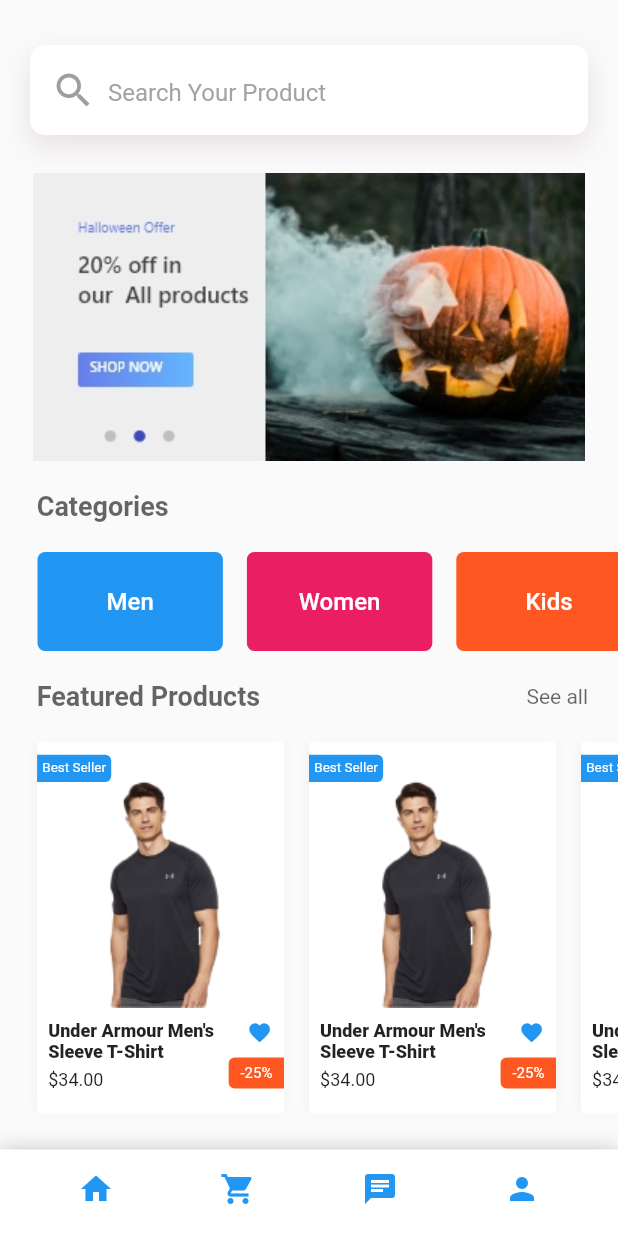
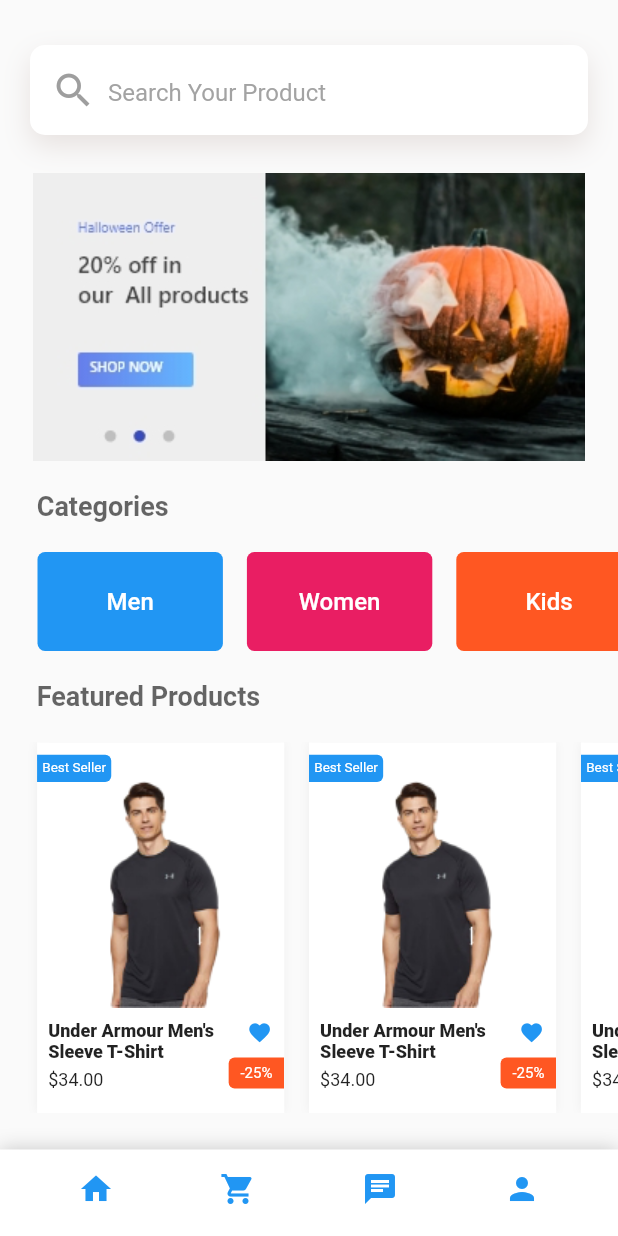
Before and after one commit to imransaju56/flybuy, a Flutter app: the Home screen opened directly, on a phone screen of 412 x 824 dp. Run offline on Flutter 3.47's test engine with Material 2 defaults, Android fonts, the phone set to English and light mode, and no system bars; our stand-ins replace firebase_auth, firebase_core; accounts and stored records are empty.

Commit message:
temp work

```diff
--- a/lib/screens/authentication/authenticate.dart
+++ b/lib/screens/authentication/authenticate.dart
@@ -13,9 +13,9 @@ class _AuthenticateState extends State<Authenticate> {
   bool showSignIn = true;
 
   void toggle() {
-
-    setState(() => showSignIn = !showSignIn);
-
+    setState(() {
+      return showSignIn = !showSignIn;
+    });
   }
 
   @override
--- a/lib/screens/authentication/log_in.dart
+++ b/lib/screens/authentication/log_in.dart
@@ -16,8 +16,6 @@ class _login_uiState extends State<login_ui> {
   String Email = '';
   String password = '';
   String error = '';
-
-
 
 
   bool _obscureText = true;
--- a/lib/screens/home/Bottom_navigation/bottom_navigation.dart
+++ b/lib/screens/home/Bottom_navigation/bottom_navigation.dart
@@ -1,5 +1,4 @@
 import 'package:flutter/material.dart';
-import 'package:flybuy_ecommerce_project/screens/cart/cart.dart';
 
 class bottom_nav extends StatefulWidget {
   @override
@@ -33,20 +32,10 @@ class _bottom_navState extends State<bottom_nav> {
               color: Colors.blue,
             ),
           ),
-          GestureDetector(
-
-            onTap: (){
-              Navigator.of(context).push(MaterialPageRoute(builder: (context){
-                return Mycart();
-
-              }));
-
-            },
-            child: IconButton(
-              icon: Icon(
-                Icons.shopping_cart,
-                color: Colors.blue,
-              ),
+          IconButton(
+            icon: Icon(
+              Icons.shopping_cart,
+              color: Colors.blue,
             ),
           ),
           IconButton(
--- a/lib/screens/home/Featured/Featured_products.dart
+++ b/lib/screens/home/Featured/Featured_products.dart
@@ -1,7 +1,6 @@
 import 'package:flutter/cupertino.dart';
 import 'package:flutter/material.dart';
 import 'package:flybuy_ecommerce_project/screens/home/Featured/Best_seller_tag.dart';
-import 'package:flybuy_ecommerce_project/screens/home/Featured/Featured_full_screen/featured_full.dart';
 import 'package:flybuy_ecommerce_project/screens/home/Featured/Product_image.dart';
 import 'package:flybuy_ecommerce_project/screens/home/Featured/discount.dart';
 import 'package:flybuy_ecommerce_project/screens/home/Featured/product_card.dart';
@@ -20,8 +19,6 @@ class _featuredState extends State<featured> {
       child: Column(
         crossAxisAlignment: CrossAxisAlignment.stretch,
         children: [
-          Row(
-            children: [
           Padding(
             padding: const EdgeInsets.only(left: 20, right: 20),
             child: Text(
@@ -32,30 +29,6 @@ class _featuredState extends State<featured> {
                 color: Colors.black.withOpacity(0.6),
               ),
             ),
-              ),
-
-              Spacer(),
-
-              GestureDetector(
-                onTap: (){
-                  Navigator.of(context).push(MaterialPageRoute(builder: (context){
-                    return Featured_full();
-
-                  }));
-
-                },
-                child: Padding(
-                  padding: const EdgeInsets.only(left: 20, right: 20),
-                  child: Text(
-                    'See all',
-                    style: TextStyle(
-                      fontWeight: FontWeight.w400,
-                      color: Colors.black.withOpacity(0.6),
-                    ),
-                  ),
-                ),
-              ),
-            ],
           ),
           SizedBox(
             height: 20,
--- a/lib/screens/home/Featured/product_card.dart
+++ b/lib/screens/home/Featured/product_card.dart
@@ -1,6 +1,5 @@
 import 'package:flutter/cupertino.dart';
 import 'package:flutter/material.dart';
-import 'package:flybuy_ecommerce_project/Description_page/description_page.dart';
 import 'package:flybuy_ecommerce_project/screens/home/Featured/Best_seller_tag.dart';
 import 'package:flybuy_ecommerce_project/screens/home/Featured/Product_image.dart';
 import 'package:flybuy_ecommerce_project/screens/home/Featured/discount.dart';
@@ -17,14 +16,6 @@ class _product_cardState extends State<product_card> {
     Size size = MediaQuery.of(context).size;
     return SingleChildScrollView(
       scrollDirection: Axis.horizontal,
-      child: GestureDetector(
-        onTap: (){
-          Navigator.of(context).push(MaterialPageRoute(builder: (context){
-            return description();
-
-          }));
-
-        },
       child: Row(
         children: [
 
@@ -88,7 +79,6 @@ class _product_cardState extends State<product_card> {
           ),
         ],
       ),
-      ),
     );
   }
 }
--- a/lib/screens/wrapper.dart
+++ b/lib/screens/wrapper.dart
@@ -1,6 +1,7 @@
 import 'package:flybuy_ecommerce_project/Description_page/description_page.dart';
 import 'package:flybuy_ecommerce_project/model/user.dart';
 import 'package:flybuy_ecommerce_project/screens/authentication/authenticate.dart';
+import 'package:flybuy_ecommerce_project/screens/authentication/log_in.dart';
 import 'package:flybuy_ecommerce_project/screens/cart/cart.dart';
 import 'package:flybuy_ecommerce_project/screens/home/Featured/Featured_full_screen/featured_full.dart';
 import 'package:flybuy_ecommerce_project/screens/home/Home.dart';
@@ -24,8 +25,8 @@ class Wrapper extends StatelessWidget {
       }
 
     else{
-      return Home();
+      return Mycart();
     }
-
+    return Authenticate();
   }
 }
```
Also changed, not shown: lib/welcome_page/layout.dart (+2 -31 lines), pubspec.lock. Lines whose indentation alone changed are shown as unchanged.
